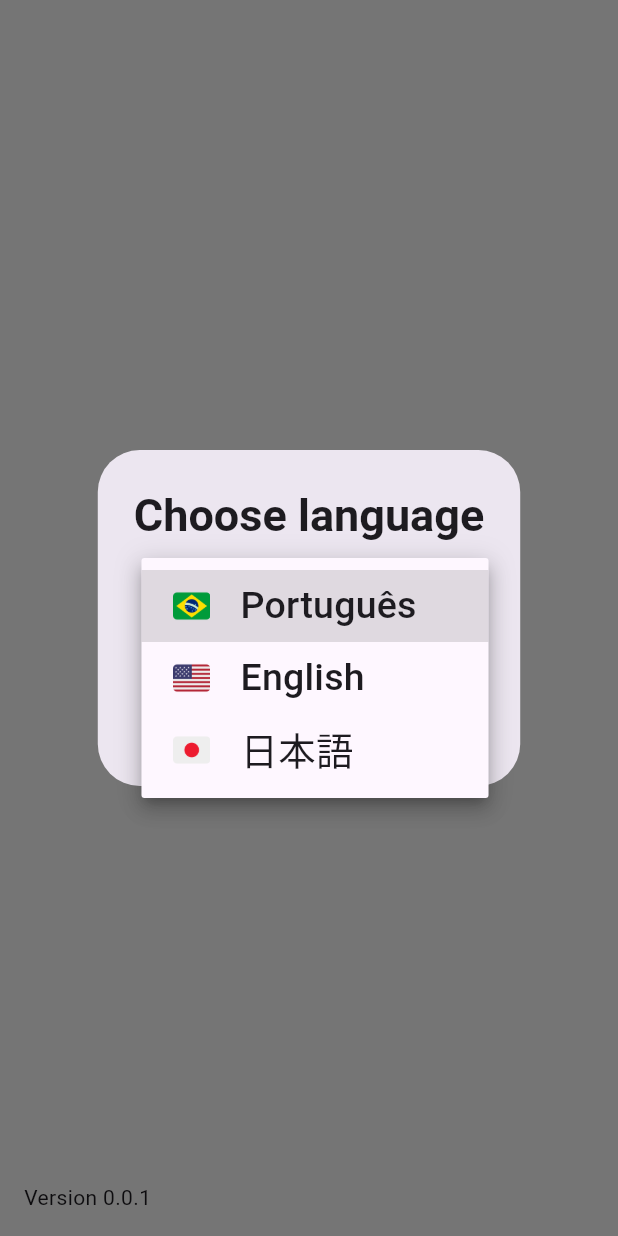
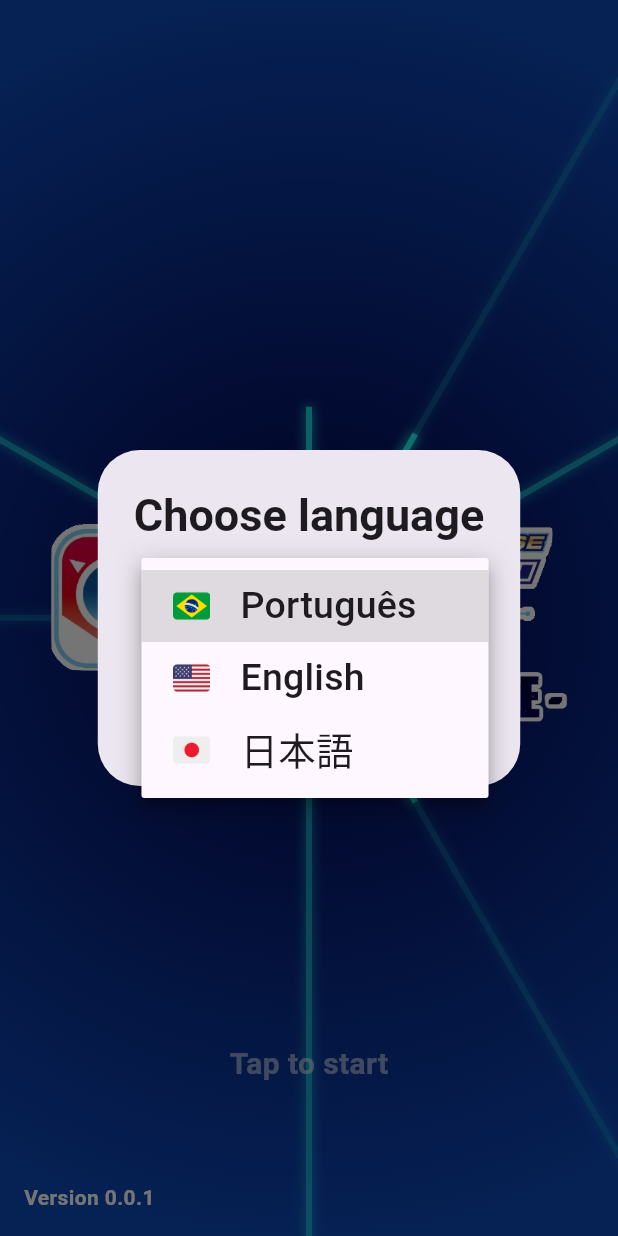
Before and after one commit to Victy0/appli_drive_mobile, a Flutter app: the screen it shows after launch, after a tap on "Português", on a phone screen of 412 x 824 dp. Run offline on Flutter 3.47's test engine with Material 3 defaults, Android fonts, the phone set to English and light mode, and no system bars; our stand-ins replace audioplayers, shared_preferences, sqflite; accounts and stored records are empty.

Commit message:
creating initial page layout

```diff
--- a/lib/components/dialogs/dialog_change_language.dart
+++ b/lib/components/dialogs/dialog_change_language.dart
@@ -23,7 +23,7 @@ class DialogChangeLanguageState extends State<DialogChangeLanguage> {
     return AlertDialog(
       title: Center(
         child: Text(
-          AppLocalization.of(context).translate("dialogs.changeLanguage.title"),
+          AppLocalization.of(context).translate("componentsDialogs.changeLanguage.chooseLanguage"),
           textAlign: TextAlign.center,
           style: const TextStyle(
             fontWeight: FontWeight.bold,
--- a/lib/components/version_app.dart
+++ b/lib/components/version_app.dart
@@ -6,6 +6,12 @@ class VersionApp extends StatelessWidget {
 
   @override
   Widget build(BuildContext context) {
-    return Text("${AppLocalization.of(context).translate("version")} 0.0.1");
+    return Text(
+      "${AppLocalization.of(context).translate("components.versionApp.version")} 0.0.1",
+      style: const TextStyle(
+        color: Colors.white,
+        fontWeight: FontWeight.bold,
+      ),
+    );
   }
 }
--- a/lib/pages/initial_page.dart
+++ b/lib/pages/initial_page.dart
@@ -1,6 +1,10 @@
+import 'dart:math';
+
 import 'package:appli_drive_mobile/components/dialogs/dialog_change_language.dart';
 import 'package:appli_drive_mobile/components/version_app.dart';
 import 'package:appli_drive_mobile/localizations/app_localization.dart';
+import 'package:appli_drive_mobile/pages/home_page.dart';
+import 'package:audioplayers/audioplayers.dart';
 import 'package:flutter/material.dart';
 import 'package:shared_preferences/shared_preferences.dart';
 
@@ -12,11 +16,39 @@ class InitialPage extends StatefulWidget {
   InitialPageState createState() => InitialPageState();
 }
 
-class InitialPageState extends State<InitialPage> {
+class InitialPageState extends State<InitialPage> with TickerProviderStateMixin {
+  late List<AnimationController> _controllers;
+  late List<Animation<double>> _animations;
+
+  late AnimationController _controllerText;
+  late Animation<double> _opacityAnimationText;
+
+  late AudioPlayer _audioPlayer;
 
   @override
   void initState() {
     super.initState();
+    _audioPlayer = AudioPlayer();
+
+    _controllers = List.generate(12, (index) {
+      return AnimationController(
+        vsync: this,
+        duration: Duration(seconds: 3 + index % 4),
+      )..repeat();
+    });
+    _animations = _controllers.map((controller) {
+      return Tween<double>(begin: -0.2, end: 1.2).animate(controller);
+    }).toList();
+
+    _controllerText = AnimationController(
+      vsync: this,
+      duration: const Duration(seconds: 2),
+    )..repeat(reverse: true);
+    _opacityAnimationText = Tween<double>(begin: 0.0, end: 1.0).animate(_controllerText);
+
+    _audioPlayer.setReleaseMode(ReleaseMode.loop);
+    _audioPlayer.play(AssetSource('sounds/initial_page.mp3'));
+
     checkFirstAccess();
   }
 
@@ -38,14 +70,69 @@ class InitialPageState extends State<InitialPage> {
     );
   }
 
+  void _navigateToNextPage(BuildContext context) async {
+    await _audioPlayer.stop();
+    _audioPlayer.setReleaseMode(ReleaseMode.stop);
+    _audioPlayer.play(AssetSource('sounds/start.mp3'));
+    Navigator.of(context).push(_createRouteHomePage(widget.onLanguageChange));
+  }
+
   @override
   Widget build(BuildContext context) {
-    return Scaffold(
-      backgroundColor: const Color.fromARGB(244, 255, 255, 255),
+    return GestureDetector(
+      onTap: () => _navigateToNextPage(context),
+      child: Scaffold(
         body: Stack(
           children: [
-          Center(
-            child: Text(AppLocalization.of(context).translate("version"))
+            Container(
+              decoration: const BoxDecoration(
+                gradient: RadialGradient(
+                  center: Alignment.center,
+                  radius: 1.0,
+                  colors: [Color.fromARGB(255, 2, 0, 70), Color.fromARGB(255, 12, 71, 182)],
+                ),
+              ),
+              child: AnimatedBuilder(
+                animation: Listenable.merge(_controllers),
+                builder: (context, child) {
+                  return CustomPaint(
+                    painter: NeonLinesPainter(_animations.map((anim) => anim.value).toList()),
+                    child: Container(),
+                  );
+                },
+              ),
+            ),
+            Align(
+              alignment: Alignment.center,
+              child: Image.asset(
+                'assets/images/logo.png',
+                width: 350,
+                height: 350,
+              ),
+            ),
+            Positioned(
+              bottom: 100,
+              left: 0,
+              right: 0,
+              child: Center(
+                child: AnimatedBuilder(
+                  animation: _opacityAnimationText,
+                  builder: (context, child) {
+                  return Opacity(
+                    opacity: _opacityAnimationText.value,
+                    child: child,
+                  );
+                },
+                  child: Text(
+                    AppLocalization.of(context).translate("pages.initialPage.tapToStart"),
+                    style: const TextStyle(
+                      color: Colors.white,
+                      fontSize: 20,
+                      fontWeight: FontWeight.bold,
+                    ),
+                  ),
+                ),
+              ),
             ),
             const Align(
               alignment: Alignment.bottomLeft,
@@ -55,7 +142,73 @@ class InitialPageState extends State<InitialPage> {
               ),
             ),
           ],
+        )
+      )
+    );
+  }
+
+  @override
+  void dispose() {
+    for (var controller in _controllers) {
+      controller.dispose();
+    }
+    _controllerText.dispose();
+    _audioPlayer.dispose();
+    super.dispose();
+  }
+}
+
+class NeonLinesPainter extends CustomPainter {
+  final List<double> progressValues;
+  NeonLinesPainter(this.progressValues);
+
+  @override
+  void paint(Canvas canvas, Size size) {
+    final center = Offset(size.width / 2, size.height / 2);
+    final double maxLength = max(size.width, size.height);
+
+    for (int i = 0; i < progressValues.length; i++) {
+      double angle = (2 * pi / progressValues.length) * i;
+      double animatedProgress = progressValues[i] * maxLength;
+
+      Paint paint = Paint()
+        ..color = const Color.fromARGB(225, 31, 241, 237).withOpacity((1.0 - progressValues[i] * 0.8).clamp(0.0, 1.0))
+        ..strokeWidth = 4
+        ..style = PaintingStyle.stroke
+        ..maskFilter = const MaskFilter.blur(BlurStyle.solid, 4);
+
+      Offset start = Offset(
+        center.dx + cos(angle) * (animatedProgress * 0.1),
+        center.dy + sin(angle) * (animatedProgress * 0.1),
+      );
+
+      Offset end = Offset(
+        center.dx + cos(angle) * animatedProgress,
+        center.dy + sin(angle) * animatedProgress,
+      );
+
+      canvas.drawLine(start, end, paint);
+    }
+  }
+
+  @override
+  bool shouldRepaint(covariant CustomPainter oldDelegate) => true;
+}
+
+Route _createRouteHomePage(onLanguageChangeFuction) {
+  return PageRouteBuilder(
+    transitionDuration: const Duration(milliseconds: 800),
+    pageBuilder: (context, animation, secondaryAnimation) => HomePage(onLanguageChange: onLanguageChangeFuction,),
+    transitionsBuilder: (context, animation, secondaryAnimation, child) {
+      return Align(
+        alignment: Alignment.center,
+        child: SizeTransition(
+          sizeFactor: animation,
+          axis: Axis.vertical,
+          axisAlignment: -1.0,
+          child: child,
         ),
       );
+    },
+  );
 }
-}
--- a/pubspec.yaml
+++ b/pubspec.yaml
@@ -16,6 +16,7 @@ dependencies:
   path: ^1.9.0
   flutter_localizations:
     sdk: flutter
+  audioplayers: ^6.1.0
 
 dev_dependencies:
   flutter_test:
```
Also changed, not shown: assets/langs/en.json (+12 -3 lines), assets/langs/ja.json (+12 -3 lines), assets/langs/pt.json (+12 -3 lines), lib/pages/home_page.dart (added, +27 -0 lines), assets/images/logo.png (added), pubspec.lock, 2 other files. Lines whose indentation alone changed are shown as unchanged.
